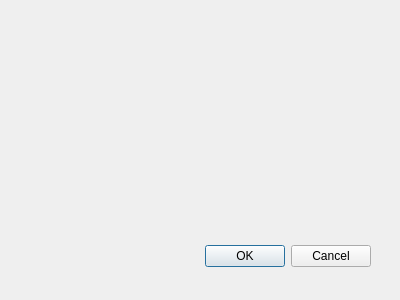
Who-are-me/term_paper_2022, file source/windows/model/account/accountreadwindow.ui: the form before one commit.
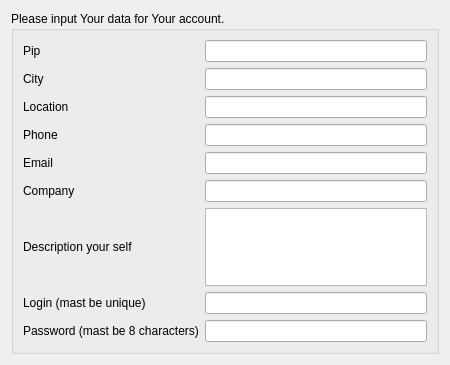
The form after the commit.

```diff
--- a/source/windows/model/account/accountreadwindow.ui
+++ b/source/windows/model/account/accountreadwindow.ui
@@ -8,29 +8,121 @@
    <rect>
     <x>0</x>
     <y>0</y>
-    <width>400</width>
-    <height>300</height>
+    <width>450</width>
+    <height>365</height>
    </rect>
   </property>
   <property name="windowTitle">
    <string>Dialog</string>
   </property>
-  <widget name="buttonBox" class="QDialogButtonBox">
-   <property name="geometry">
-    <rect>
-     <x>30</x>
-     <y>240</y>
-     <width>341</width>
-     <height>32</height>
-    </rect>
-   </property>
-   <property name="orientation">
-    <enum>Qt::Horizontal</enum>
-   </property>
-   <property name="standardButtons">
-    <set>QDialogButtonBox::Cancel|QDialogButtonBox::Ok</set>
-   </property>
-  </widget>
+  <layout class="QGridLayout" name="gridLayout_2">
+   <item row="0" column="0">
+    <widget class="QGroupBox" name="groupBox">
+     <property name="title">
+      <string>Please input Your data for Your account.</string>
+     </property>
+     <layout class="QGridLayout" name="gridLayout">
+      <item row="5" column="0">
+       <widget class="QLabel" name="l_company">
+        <property name="text">
+         <string>Company</string>
+        </property>
+       </widget>
+      </item>
+      <item row="6" column="0">
+       <widget class="QLabel" name="l_description">
+        <property name="text">
+         <string>Description your self</string>
+        </property>
+       </widget>
+      </item>
+      <item row="2" column="0">
+       <widget class="QLabel" name="l_location">
+        <property name="text">
+         <string>Location</string>
+        </property>
+       </widget>
+      </item>
+      <item row="4" column="0">
+       <widget class="QLabel" name="l_email">
+        <property name="text">
+         <string>Email</string>
+        </property>
+       </widget>
+      </item>
+      <item row="0" column="1">
+       <widget class="QLineEdit" name="le_pip"/>
+      </item>
+      <item row="8" column="1">
+       <widget class="QLineEdit" name="le_password"/>
+      </item>
+      <item row="3" column="1">
+       <widget class="QLineEdit" name="le_phone"/>
+      </item>
+      <item row="0" column="0">
+       <widget class="QLabel" name="l_pip">
+        <property name="text">
+         <string>Pip</string>
+        </property>
+       </widget>
+      </item>
+      <item row="4" column="1">
+       <widget class="QLineEdit" name="le_email"/>
+      </item>
+      <item row="2" column="1">
+       <widget class="QLineEdit" name="le_location"/>
+      </item>
+      <item row="1" column="0">
+       <widget class="QLabel" name="l_city">
+        <property name="text">
+         <string>City</string>
+        </property>
+       </widget>
+      </item>
+      <item row="8" column="0">
+       <widget class="QLabel" name="l_password">
+        <property name="text">
+         <string>Password (mast be 8 characters)</string>
+        </property>
+       </widget>
+      </item>
+      <item row="6" column="1">
+       <widget class="QTextEdit" name="te_description">
+        <property name="minimumSize">
+         <size>
+          <width>48</width>
+          <height>0</height>
+         </size>
+        </property>
+       </widget>
+      </item>
+      <item row="1" column="1">
+       <widget class="QLineEdit" name="le_city"/>
+      </item>
+      <item row="3" column="0">
+       <widget class="QLabel" name="l_phone">
+        <property name="text">
+         <string>Phone</string>
+        </property>
+       </widget>
+      </item>
+      <item row="7" column="1">
+       <widget class="QLineEdit" name="le_login"/>
+      </item>
+      <item row="7" column="0">
+       <widget class="QLabel" name="l_login">
+        <property name="text">
+         <string>Login (mast be unique)</string>
+        </property>
+       </widget>
+      </item>
+      <item row="5" column="1">
+       <widget class="QLineEdit" name="le_company"/>
+      </item>
+     </layout>
+    </widget>
+   </item>
+  </layout>
  </widget>
  <pixmapfunction/>
  <resources/>
```
Left out of the diff: 42 changed lines with no effect on the pictures.
